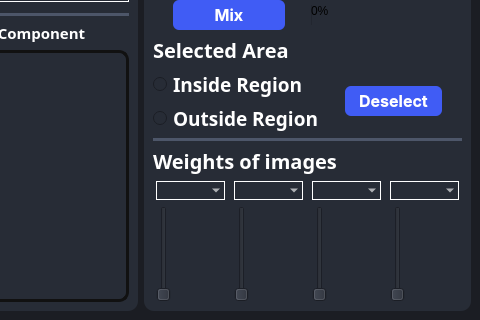
Qt form MainWindow.ui (joyou159/Fourier-Image-Mixer) before a commit; both pictures show x 532 to 1012 and y 387 to 707 of the 1012 by 707 pixel window.
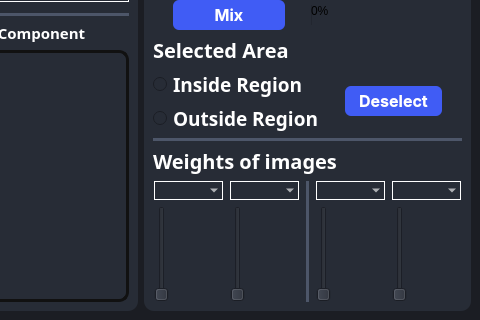
The same form after that commit.

What changed in the file:
```diff
--- a/MainWindow.ui
+++ b/MainWindow.ui
@@ -1150,6 +1150,36 @@
              </item>
             </layout>
            </item>
+           <item>
+            <widget class="Line" name="line">
+             <property name="styleSheet">
+              <string notr="true">/* Line style */
+
+  /* Set the width of the line */
+  width: 20px;
+
+  /* Set the height of the line */
+  height: 5px;
+
+  /* Set the background color of the line */
+  background-color:rgb(77, 86, 105);
+
+  /* Set the border of the line */
+  border: 10px;
+
+  /* Set the border radius of the line */
+  border-radius:5px;
+
+
+
+
+</string>
+             </property>
+             <property name="orientation">
+              <enum>Qt::Vertical</enum>
+             </property>
+            </widget>
+           </item>
            <item>
             <layout class="QVBoxLayout" name="verticalLayout_weight3">
              <item>
```
